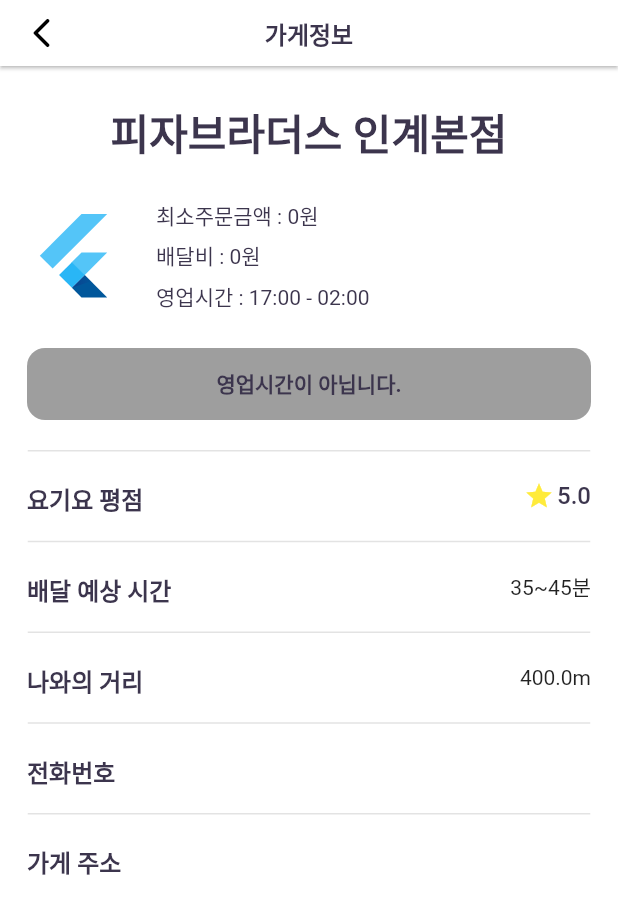
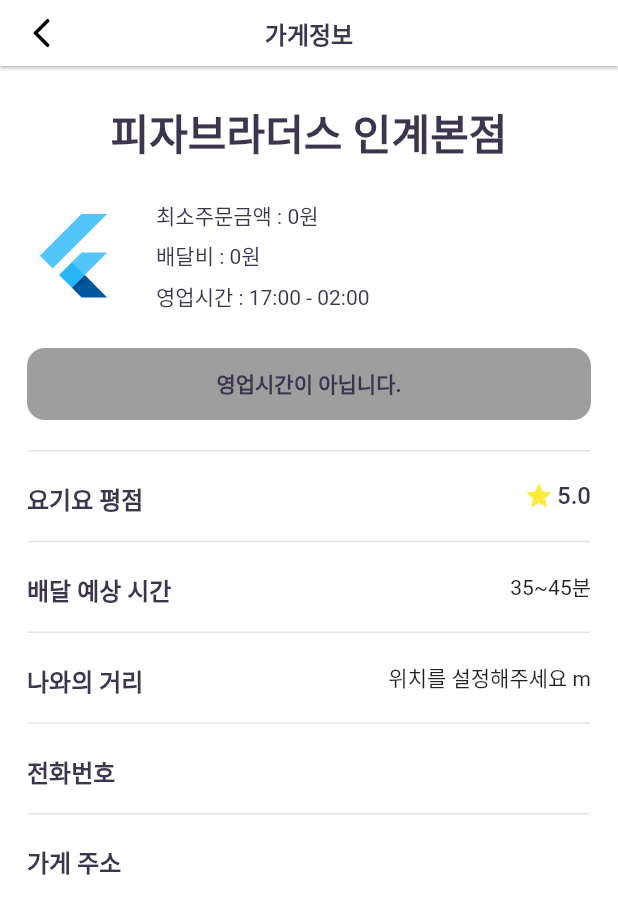
Before and after one commit to LiiNen/DeleTo, a Flutter app: the SearchCategoryShopView screen opened directly with empty values, after a tap on "피자브라더스 인계본점", on a phone screen of 412 x 824 dp. Shown: the top 914 px of the screen. Run offline on Flutter 3.47's test engine with Material 2 defaults, Android fonts, the phone set to English and light mode, and no system bars; our stand-ins replace flutter_svg, fluttertoast, geolocator, latlong2, permission_handler, shared_preferences; missing offline and left inert: kpostal; accounts and stored records are empty; network calls fail; Roboto replaces fonts that are missing (NotoSansCJKKR).

Commit message:
Add calDist with renaming long->lng

```diff
--- a/lib/object/board.dart
+++ b/lib/object/board.dart
@@ -14,8 +14,9 @@ class Board extends Store{
 
   Board({
     required id, imgSrc='', required shopName,
-    this.userId=0, required this.title, this.content='',  required this.curNum, required this.maxNum, this.deliveryPrice=0, this.leastPrice=0, this.open=true, this.time='4/3 23:00', this.userName='딜리투계정'
-  }) : super(id: id, imgSrc: imgSrc, shopName: shopName);
+    this.userId=0, required this.title, this.content='',  required this.curNum, required this.maxNum, this.deliveryPrice=0, this.leastPrice=0, this.open=true, this.time='4/3 23:00', this.userName='딜리투계정',
+    lat=0.0, lng=0.0
+  }) : super(id: id, imgSrc: imgSrc, shopName: shopName, lat: lat, lng: lng);
 }
 
 var testBoardList = [
--- a/lib/object/shop.dart
+++ b/lib/object/shop.dart
@@ -20,7 +20,8 @@ class Shop extends Store{
     this.reviewAverage=5.0,
     this.deliveryTime='35~45분',
     this.menuList=const [],
-  }) : super(id: id, imgSrc: imgSrc, shopName: shopName);
+    lat=0.0, lng=0.0
+  }) : super(id: id, imgSrc: imgSrc, shopName: shopName, lat: lat, lng: lng);
 }
 
 var testShopList = [
--- a/lib/object/store.dart
+++ b/lib/object/store.dart
@@ -2,6 +2,8 @@ class Store {
   final int id;
   final String imgSrc;
   final String shopName;
+  final double lat;
+  final double lng;
 
-  Store({required this.id, required this.imgSrc, required this.shopName});
+  Store({required this.id, required this.imgSrc, required this.shopName, this.lat=0.0, this.lng=0.0});
 }
--- a/lib/store/shop/store_shop_view.dart
+++ b/lib/store/shop/store_shop_view.dart
@@ -7,6 +7,7 @@ import 'package:delito/store/store_board_creation_view.dart';
 import 'package:delito/style.dart';
 import 'package:delito/function.dart';
 import 'package:flutter/material.dart';
+import 'package:shared_preferences/shared_preferences.dart';
 
 class StoreShopView extends StatefulWidget {
   final Shop shop;
@@ -18,11 +19,27 @@ class StoreShopView extends StatefulWidget {
 class _StoreShopView extends State<StoreShopView> {
 
   bool? _isOpen;
+  String? _distString;
 
   @override
   void initState() {
     _isOpen = getTimeSafe(openTime: widget.shop.openTime, closeTime: widget.shop.closeTime);
+    _calDist();
     super.initState();
+  }
+
+  _calDist() async {
+    final pref = await SharedPreferences.getInstance();
+    var lat = pref.getDouble('lat') ?? 0.0;
+    var lng = pref.getDouble('lng') ?? 0.0;
+    setState(() {
+      if(lat == 0.0 && lng == 0.0) {
+        _distString = '위치를 설정해주세요';
+      }
+      else {
+        _distString = calDist(lat1: lat, lng1: lng, lat2: widget.shop.lat, lng2: widget.shop.lng);
+      }
+    });
   }
 
   @override
@@ -84,8 +101,7 @@ class _StoreShopView extends State<StoreShopView> {
                 children: [
                   Expanded(child: ContentTitleContainer(title: '나와의 거리')),
                   SizedBox(width: 12),
-                  /// todo: cal distance
-                  Text('400.0m'),
+                  Text(_distString != null ? '${_distString!} m' : ''),
                 ]
               ),
               LineDivider(),
--- a/pubspec.yaml
+++ b/pubspec.yaml
@@ -41,6 +41,7 @@ dependencies:
   shared_preferences: ^2.0.13
   permission_handler: ^9.0.2
   flutter_svg: ^0.22.0
+  latlong2: ^0.8.1
 
 dev_dependencies:
   flutter_test:
```
Also changed, not shown: lib/function.dart (+8 -0 lines), lib/main_nav/search/search_address_selection_view.dart (+7 -7 lines), pubspec.lock.
